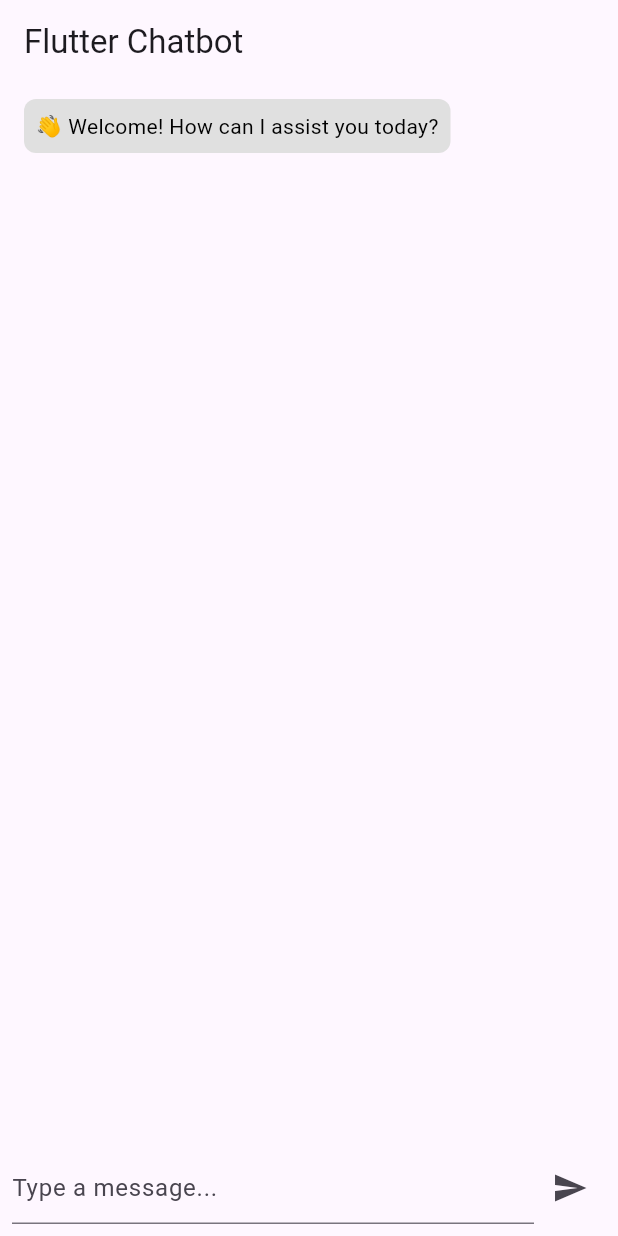
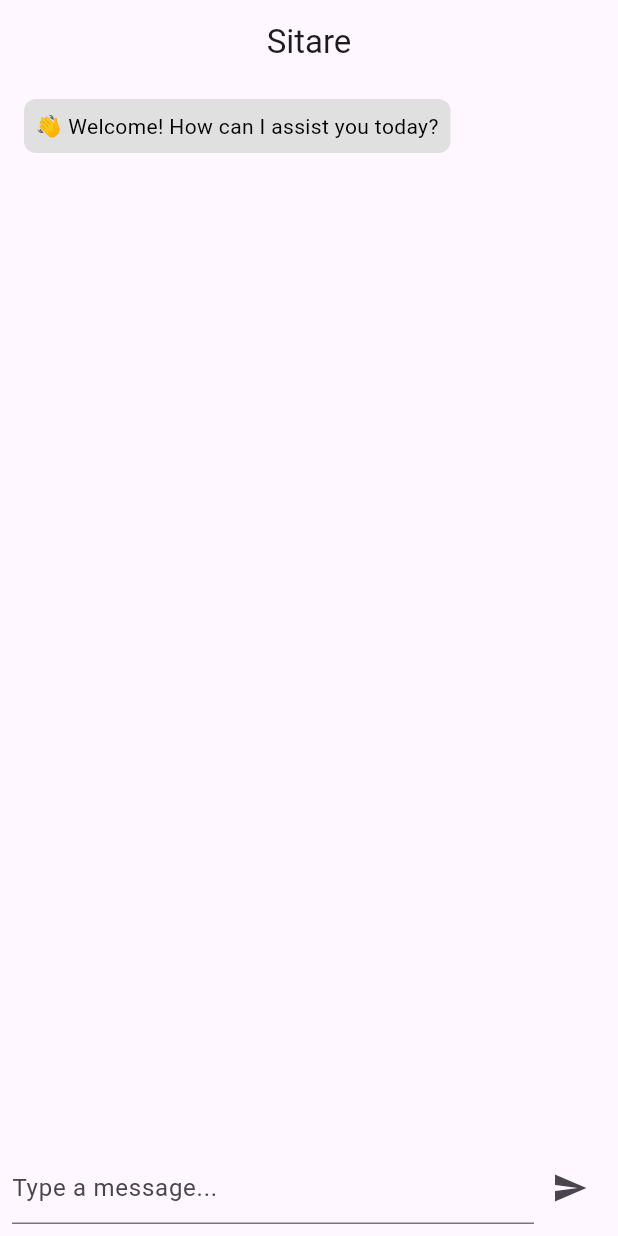
Before and after one commit to VinayaAugusthy/chat_bot, a Flutter app: the screen it shows after launch, on a phone screen of 412 x 824 dp. Run offline on Flutter 3.47's test engine with Material 3 defaults, Android fonts, the phone set to English and light mode, and no system bars.

Commit message:
appbar titile

```diff
--- a/lib/chat_screen.dart
+++ b/lib/chat_screen.dart
@@ -10,7 +10,9 @@ class ChatScreen extends StatefulWidget {
   @override
   _ChatScreenState createState() => _ChatScreenState();
 }
-class _ChatScreenState extends State<ChatScreen> {  @override
+
+class _ChatScreenState extends State<ChatScreen> {
+  @override
   void initState() {
     super.initState();
     _messages.add(const ChatMessage(
@@ -18,6 +20,7 @@ class _ChatScreenState extends State<ChatScreen> {  @override
       isUser: false,
     ));
   }
+
   final TextEditingController _textController = TextEditingController();
   final List<ChatMessage> _messages = [];
 
@@ -50,7 +53,8 @@ class _ChatScreenState extends State<ChatScreen> {  @override
   Widget build(BuildContext context) {
     return Scaffold(
       appBar: AppBar(
-        title: const Text('Flutter Chatbot'),
+        title: const Text('Sitare'),
+        centerTitle: true,
       ),
       body: Column(
         children: [
```
